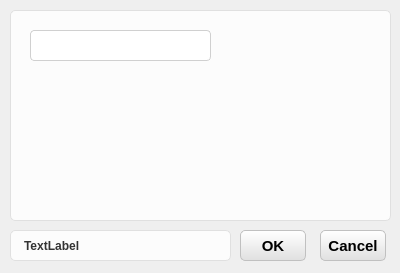
This is Solution/HuiRuMachineH/HuiRuMachineH/ChildDialog/ToolDialog.ui in HeJun20250905/ProductProJect as Qt 5 draws it before an edit. The edited form follows.
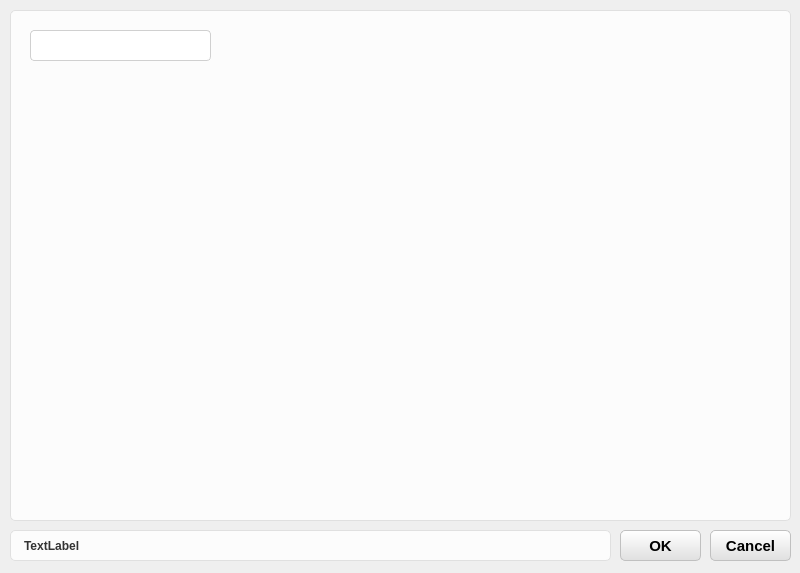
This is the edited form.

```diff
--- a/Solution/HuiRuMachineH/HuiRuMachineH/ChildDialog/ToolDialog.ui
+++ b/Solution/HuiRuMachineH/HuiRuMachineH/ChildDialog/ToolDialog.ui
@@ -6,8 +6,8 @@
    <rect>
     <x>0</x>
     <y>0</y>
-    <width>400</width>
-    <height>273</height>
+    <width>800</width>
+    <height>573</height>
    </rect>
   </property>
   <property name="windowTitle">
@@ -121,8 +121,8 @@
    <property name="geometry">
     <rect>
      <x>10</x>
-     <y>230</y>
-     <width>221</width>
+     <y>530</y>
+     <width>601</width>
      <height>31</height>
     </rect>
    </property>
@@ -133,9 +133,9 @@
   <widget class="QPushButton" name="pushButton_Cancel">
    <property name="geometry">
     <rect>
-     <x>320</x>
-     <y>230</y>
-     <width>66</width>
+     <x>710</x>
+     <y>530</y>
+     <width>81</width>
      <height>31</height>
     </rect>
    </property>
@@ -153,9 +153,9 @@
   <widget class="QPushButton" name="pushButton_OK">
    <property name="geometry">
     <rect>
-     <x>240</x>
-     <y>230</y>
-     <width>66</width>
+     <x>620</x>
+     <y>530</y>
+     <width>81</width>
      <height>31</height>
     </rect>
    </property>
@@ -175,8 +175,8 @@
     <rect>
      <x>10</x>
      <y>0</y>
-     <width>381</width>
-     <height>221</height>
+     <width>781</width>
+     <height>521</height>
     </rect>
    </property>
    <property name="title">
```
